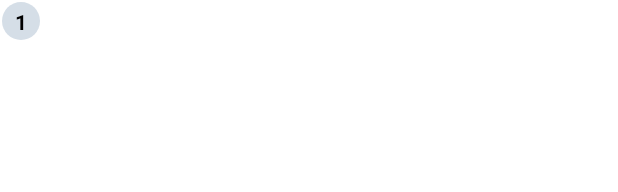
After one commit to maximilian6547s/IntervalTrainingApp, an Android app: the layout item_exercise_status.xml on its own in the app's theme, with its tools: preview values and no code run, on a phone screen of 412 x 824 dp. The commit adds this screen. Shown: the top 192 px of the screen. Run offline under Robolectric (Android 15) with nearby library versions, the phone set to English and light mode, and no system bars.

Commit message:
Add recycler view for list of exercises,view for element implement adapter for it

```diff
--- /dev/null
+++ b/app/src/main/res/drawable/item_circular_color_gray_background.xml
@@ -0,0 +1,6 @@
+<?xml version="1.0" encoding="utf-8"?>
+<shape xmlns:android="http://schemas.android.com/apk/res/android"
+    android:shape="oval">
+    <solid android:color="@color/color_light_gray"/>
+
+</shape>
--- /dev/null
+++ b/app/src/main/res/layout/item_exercise_status.xml
@@ -0,0 +1,16 @@
+<?xml version="1.0" encoding="utf-8"?>
+<TextView xmlns:android="http://schemas.android.com/apk/res/android"
+    xmlns:tools="http://schemas.android.com/tools"
+    android:id="@+id/tvItem"
+    android:layout_width="25dp"
+    android:layout_height="25dp"
+    android:layout_margin="1dp"
+    android:gravity="center"
+    android:textColor="@color/black"
+    android:textSize="14sp"
+    android:textStyle="bold"
+    android:background="@drawable/item_circular_color_gray_background"
+    android:padding="3dp"
+    tools:text="1">
+
+</TextView>
```
Also changed, not shown: app/src/main/java/com/maximcuker/intervaltrainingapp/ExerciseStatusAdapter.kt (added, +29 -0 lines), app/src/main/res/layout/activity_exercise.xml (+8 -0 lines).
